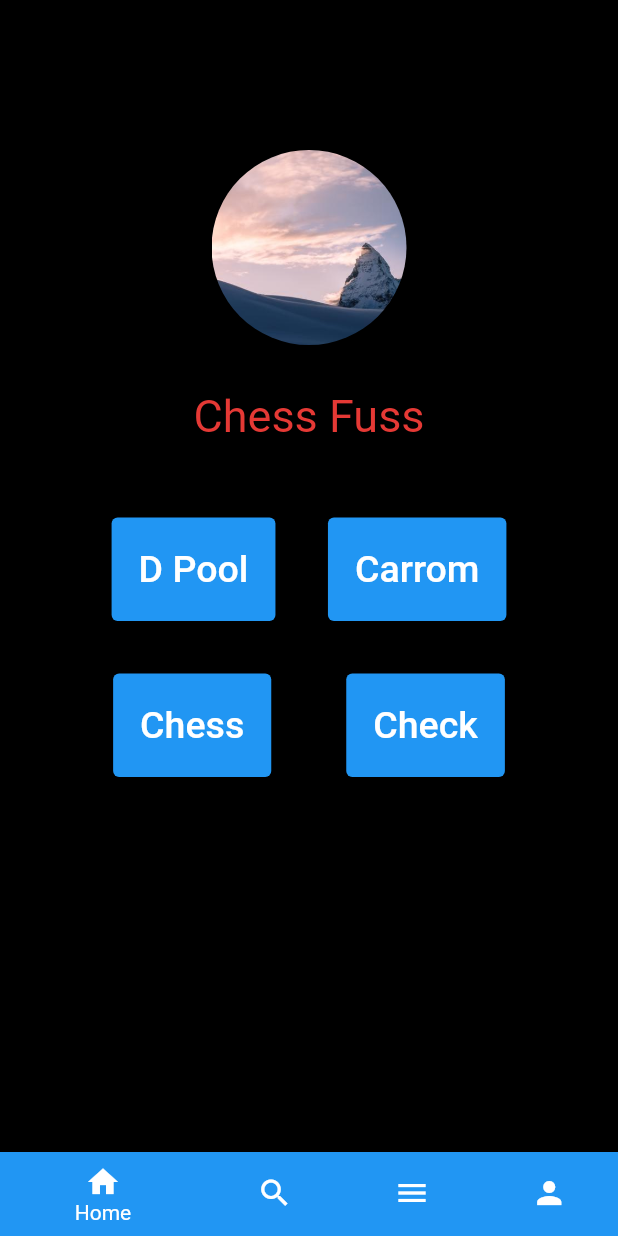
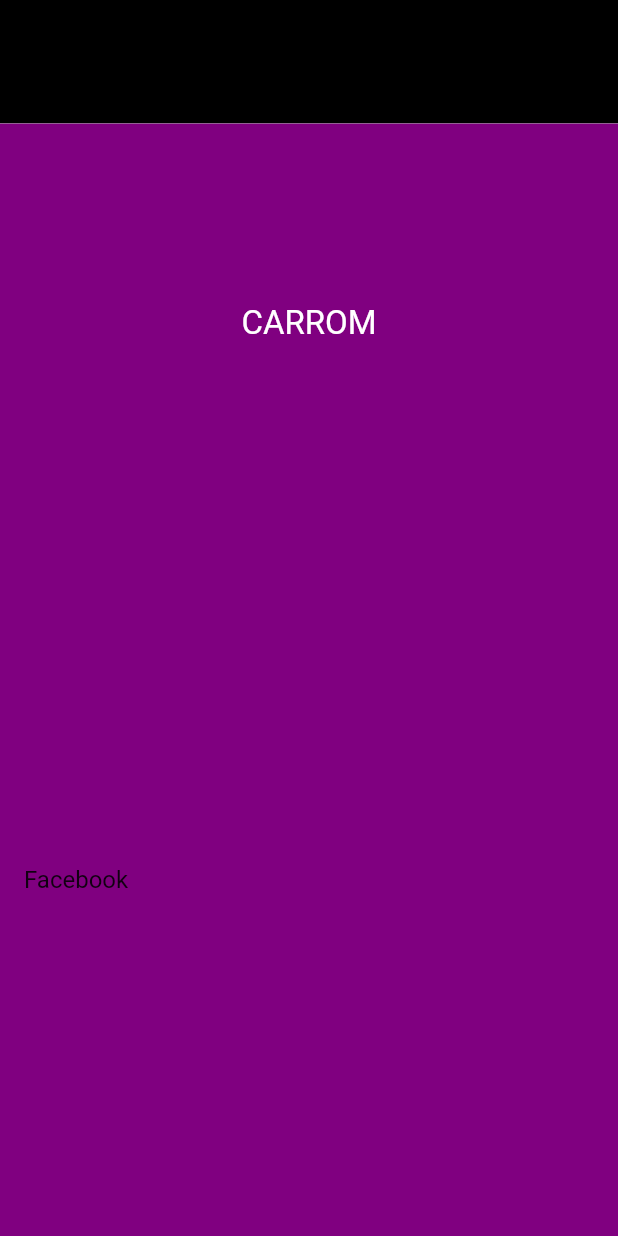
Before and after one commit to Wahed08/CustomUI, a Flutter app: the screen it shows after launch, after a tap on "Carrom", on a phone screen of 412 x 824 dp. Run offline on Flutter 3.47's test engine with Material 2 defaults, Android fonts, the phone set to English and light mode, and no system bars; our stand-ins replace carousel_slider.

Commit message:
changes in build gradle

```diff
--- a/testBottomSheet/lib/task/firstScreen.dart
+++ b/testBottomSheet/lib/task/firstScreen.dart
@@ -1,5 +1,6 @@
 import 'package:flutter/material.dart';
 import './secondScreen.dart';
+import './loadingCarrom.dart';
 
 class FirstScreen extends StatefulWidget {
   const FirstScreen({Key? key}) : super(key: key);
@@ -110,19 +111,19 @@ class _FirstScreenState extends State<FirstScreen> {
           onPressed: onClicked,
           child: Padding(
             padding: const EdgeInsets.fromLTRB(2, 20, 2, 20),
-            child: Text("D Pool",
+            child: Text("Carrom",
                 style: TextStyle(
                   fontSize: 25,
                 )),
           ));
 
-  Widget buildSheet() => Container(child: SecondScreen(), height: MediaQuery.of(context).size.height * 0.9,);
+  Widget buildSheet() => Container(child: LoadingCarromScreen(), height: MediaQuery.of(context).size.height * 0.9,);
 
   ElevatedButton Button2(BuildContext context) => ElevatedButton(
       onPressed: () {},
       child: Padding(
         padding: const EdgeInsets.fromLTRB(2, 20, 2, 20),
-        child: Text("Carrom",
+        child: Text("D Pool",
             style: TextStyle(
               fontSize: 25,
             )),
--- /dev/null
+++ b/testBottomSheet/lib/task/loadingCarrom.dart
@@ -0,0 +1,57 @@
+import 'package:flutter/material.dart';
+
+class LoadingCarromScreen extends StatefulWidget {
+  const LoadingCarromScreen({Key? key}) : super(key: key);
+
+  @override
+  _LoadingCarromScreenState createState() => _LoadingCarromScreenState();
+}
+
+class _LoadingCarromScreenState extends State<LoadingCarromScreen> {
+
+  var _isLoading = false;
+
+  @override
+  void initState() {
+    _isLoading = true;
+
+    Future.delayed(Duration(seconds: 2)).then((_) {
+        setState(() {
+          _isLoading = false;
+        });
+    });
+
+    super.initState();
+  }
+
+  @override
+  Widget build(BuildContext context) {
+    Color _color = Color(0xff800080);
+    return Scaffold(
+      body: Stack(children: [
+        Container(
+          color: _color,
+        ),
+        Column(
+          // mainAxisAlignment: MainAxisAlignment.start,
+          children: [
+            Center(
+              child: Container(
+                margin: EdgeInsets.only(top: 120),
+                child: Text(
+                "CARROM",
+                style: TextStyle(color: Colors.white, fontSize: 22),
+                ),
+              ),
+            ),
+            SizedBox(height: 330,),
+            // Center(
+            //   child: _isLoading ? Text("Loading"): Text("data"),
+            // )
+            ListTile(title: Text("Facebook"),)
+          ],
+        ),
+      ]),
+    );
+  }
+}
```
Also changed, not shown: 1 other file.
